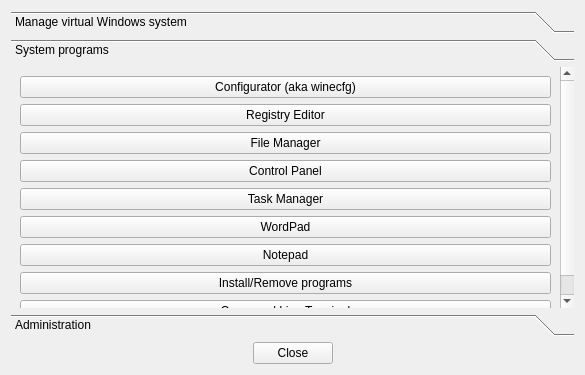
First picture: the form in prefixdialog.ui, repository pashazz/winegame, before the edit.
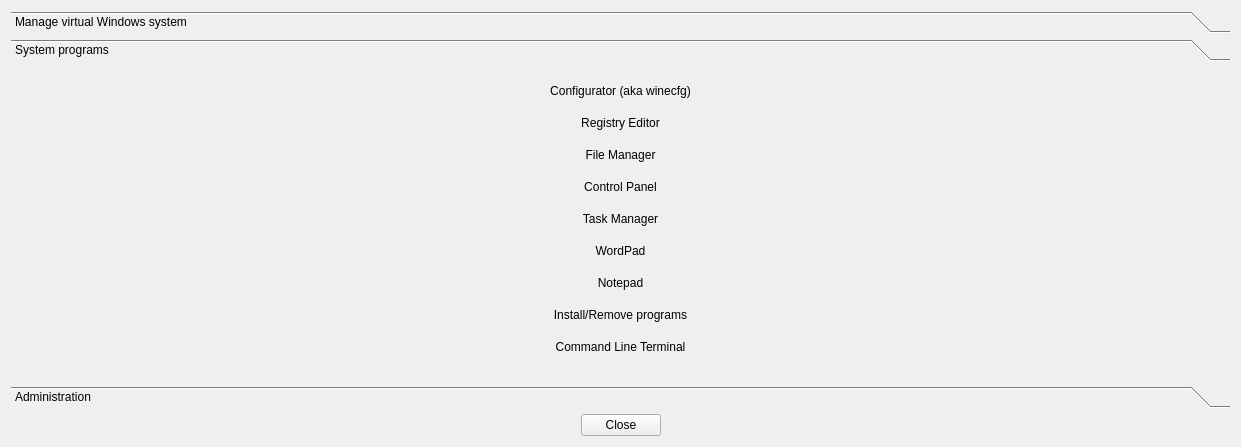
Second picture: the form after the edit. The open tabs and pages were chosen to show the change.

Diff of the .ui file:
```diff
--- a/prefixdialog.ui
+++ b/prefixdialog.ui
@@ -6,8 +6,8 @@
    <rect>
     <x>0</x>
     <y>0</y>
-    <width>585</width>
-    <height>375</height>
+    <width>1241</width>
+    <height>447</height>
    </rect>
   </property>
   <property name="windowTitle">
@@ -74,8 +74,8 @@
       <property name="geometry">
        <rect>
         <x>0</x>
-        <y>-43</y>
-        <width>551</width>
+        <y>0</y>
+        <width>1152</width>
         <height>309</height>
        </rect>
       </property>
@@ -88,6 +88,9 @@
          <property name="text">
           <string>Configurator (aka winecfg)</string>
          </property>
+         <property name="flat">
+          <bool>true</bool>
+         </property>
         </widget>
        </item>
        <item row="1" column="0">
@@ -95,6 +98,9 @@
          <property name="text">
           <string>Registry Editor</string>
          </property>
+         <property name="flat">
+          <bool>true</bool>
+         </property>
         </widget>
        </item>
        <item row="2" column="0">
@@ -102,6 +108,9 @@
          <property name="text">
           <string>File Manager</string>
          </property>
+         <property name="flat">
+          <bool>true</bool>
+         </property>
         </widget>
        </item>
        <item row="3" column="0">
@@ -109,6 +118,9 @@
          <property name="text">
           <string>Control Panel</string>
          </property>
+         <property name="flat">
+          <bool>true</bool>
+         </property>
         </widget>
        </item>
        <item row="5" column="0">
@@ -116,6 +128,9 @@
          <property name="text">
           <string>Task Manager</string>
          </property>
+         <property name="flat">
+          <bool>true</bool>
+         </property>
         </widget>
        </item>
        <item row="8" column="0">
@@ -123,6 +138,9 @@
          <property name="text">
           <string>Install/Remove programs</string>
          </property>
+         <property name="flat">
+          <bool>true</bool>
+         </property>
         </widget>
        </item>
        <item row="6" column="0">
@@ -130,6 +148,9 @@
          <property name="text">
           <string>WordPad</string>
          </property>
+         <property name="flat">
+          <bool>true</bool>
+         </property>
         </widget>
        </item>
        <item row="9" column="0">
@@ -137,6 +158,9 @@
          <property name="text">
           <string>Command Line Terminal</string>
          </property>
+         <property name="flat">
+          <bool>true</bool>
+         </property>
         </widget>
        </item>
        <item row="7" column="0">
@@ -144,6 +168,9 @@
          <property name="text">
           <string>Notepad</string>
          </property>
+         <property name="flat">
+          <bool>true</bool>
+         </property>
         </widget>
        </item>
       </layout>
```
Left out of the diff: 36 changed lines with no effect on the pictures. Lines whose indentation alone changed are shown as unchanged.
